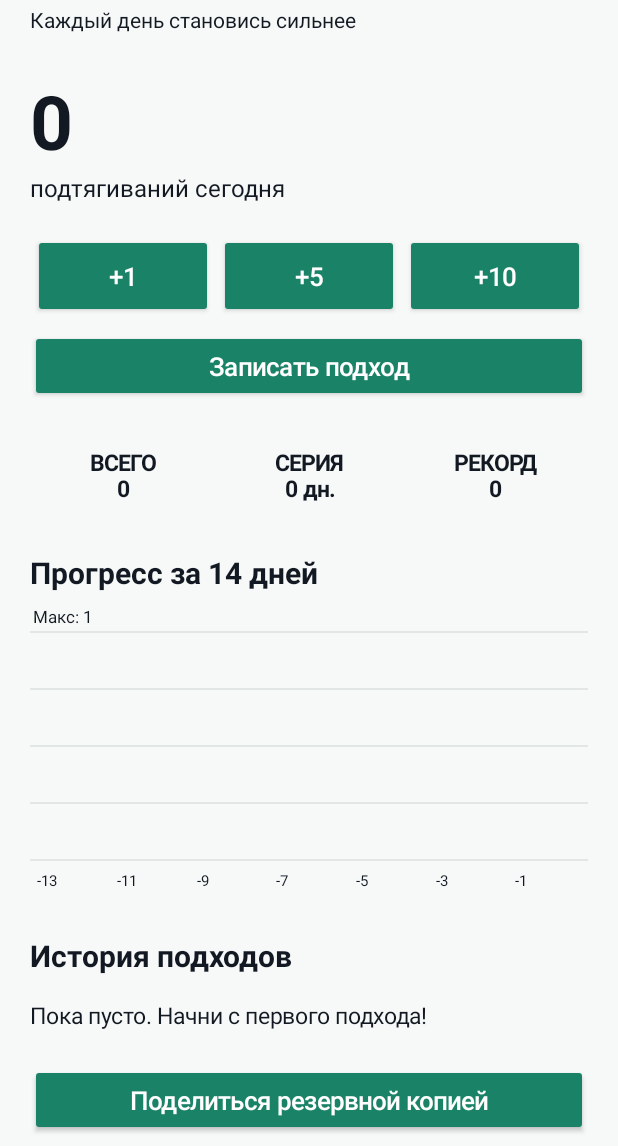
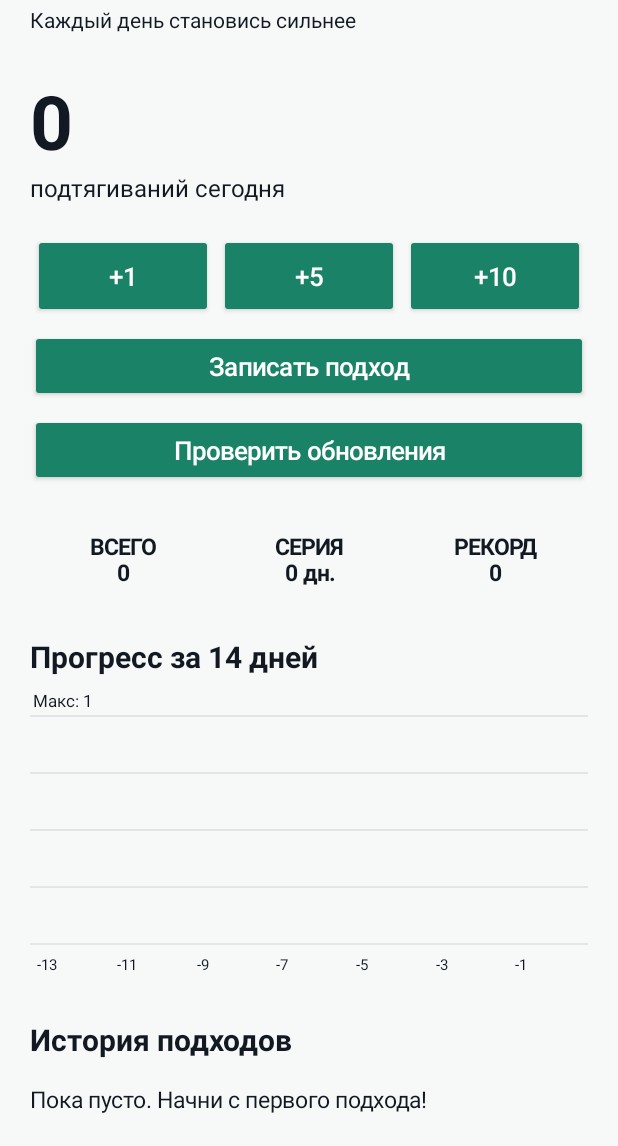
Before and after one commit to vladislavliub-stack/Turnik-Android, an Android app: the screen it shows after launch (MainActivity), on a phone screen of 412 x 824 dp, the part 90-1236 px from its top. Run offline under Robolectric (Android 15) with nearby library versions, the phone set to English and light mode, and no system bars.

Commit message:
Check for updates on startup and add update button

```diff
--- a/app/src/main/java/com/turnik/app/MainActivity.java
+++ b/app/src/main/java/com/turnik/app/MainActivity.java
@@ -20,7 +20,7 @@ public class MainActivity extends Activity {
     String today(){return dateFmt.format(new Date());}
     int sum(String day){int n=0; ArrayList<Integer> l=log.get(day); if(l!=null)for(int v:l)n+=v;return n;}
     int dp(float v){return (int)(v*getResources().getDisplayMetrics().density+.5f);}
-    @Override public void onCreate(Bundle b){super.onCreate(b);getWindow().setStatusBarColor(dark);getWindow().setNavigationBarColor(dark);load();build();}
+    @Override public void onCreate(Bundle b){super.onCreate(b);getWindow().setStatusBarColor(dark);getWindow().setNavigationBarColor(dark);load();build();new Updates(this).check(false);}
     TextView text(String s,int size,boolean bold){TextView t=new TextView(this);t.setText(s);t.setTextSize(size);t.setTextColor(dark);if(bold)t.setTypeface(null,1);return t;}
     LinearLayout column(){LinearLayout l=new LinearLayout(this);l.setOrientation(1);return l;}
     void add(LinearLayout p,View v,int top){LinearLayout.LayoutParams q=new LinearLayout.LayoutParams(-1,-2);q.topMargin=dp(top);p.addView(v,q);}
@@ -29,7 +29,7 @@ public class MainActivity extends Activity {
         add(root,text("ТУРНИК  💪",27,true),0);add(root,text("Каждый день становись сильнее",14,false),3);
         todayText=text("",50,true);add(root,todayText,24);add(root,text("подтягиваний сегодня",16,false),0);
         LinearLayout actions=new LinearLayout(this);actions.setOrientation(0);for(int n:new int[]{1,5,10}){Button b=button("+"+n);LinearLayout.LayoutParams p=new LinearLayout.LayoutParams(0,dp(56),1);p.setMargins(dp(2),0,dp(2),0);actions.addView(b,p);b.setOnClickListener(v->record(n));}add(root,actions,20);
-        Button custom=button("Записать подход");add(root,custom,8);custom.setOnClickListener(v->askCount());
+        Button custom=button("Записать подход");add(root,custom,8);custom.setOnClickListener(v->askCount());Button update=button("Проверить обновления");add(root,update,8);update.setOnClickListener(v->new Updates(this).check(true));
         LinearLayout stats=new LinearLayout(this);stats.setOrientation(0);totalText=text("",15,true);streakText=text("",15,true);recordText=text("",15,true);for(TextView t:new TextView[]{totalText,streakText,recordText}){t.setGravity(Gravity.CENTER);stats.addView(t,new LinearLayout.LayoutParams(0,dp(66),1));}add(root,stats,16);
         add(root,text("Прогресс за 14 дней",20,true),18);graph=new Graph(this);add(root,graph,8);
         add(root,text("История подходов",20,true),20);history=column();add(root,history,8);
```
